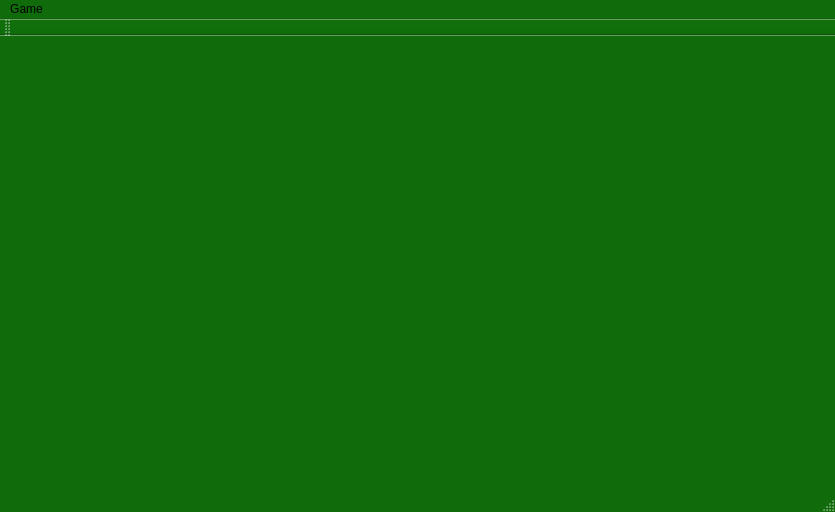
Before: the Qt Designer form gameboard.ui in SandyZhao0806/CardGame, drawn with Qt 5.
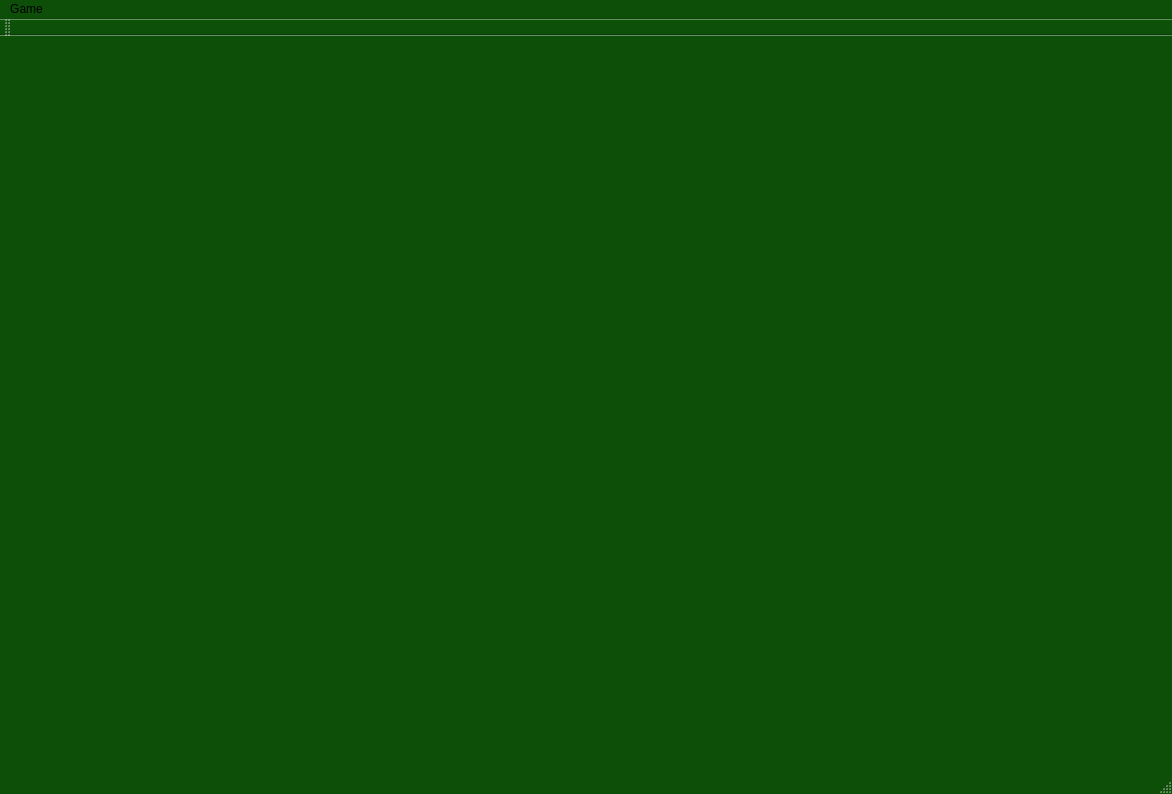
After: the same form once the commit is applied.

The edit to the form file:
```diff
--- a/gameboard.ui
+++ b/gameboard.ui
@@ -6,8 +6,8 @@
    <rect>
     <x>0</x>
     <y>0</y>
-    <width>835</width>
-    <height>512</height>
+    <width>1172</width>
+    <height>794</height>
    </rect>
   </property>
   <property name="palette">
@@ -16,18 +16,18 @@
      <colorrole role="Base">
       <brush brushstyle="SolidPattern">
        <color alpha="255">
-        <red>17</red>
-        <green>123</green>
-        <blue>22</blue>
+        <red>13</red>
+        <green>94</green>
+        <blue>16</blue>
        </color>
       </brush>
      </colorrole>
      <colorrole role="Window">
       <brush brushstyle="SolidPattern">
        <color alpha="255">
-        <red>16</red>
-        <green>108</green>
-        <blue>11</blue>
+        <red>13</red>
+        <green>79</green>
+        <blue>9</blue>
        </color>
       </brush>
      </colorrole>
@@ -36,18 +36,18 @@
      <colorrole role="Base">
       <brush brushstyle="SolidPattern">
        <color alpha="255">
-        <red>17</red>
-        <green>123</green>
-        <blue>22</blue>
+        <red>13</red>
+        <green>94</green>
+        <blue>16</blue>
        </color>
       </brush>
      </colorrole>
      <colorrole role="Window">
       <brush brushstyle="SolidPattern">
        <color alpha="255">
-        <red>16</red>
-        <green>108</green>
-        <blue>11</blue>
+        <red>13</red>
+        <green>79</green>
+        <blue>9</blue>
        </color>
       </brush>
      </colorrole>
@@ -56,18 +56,18 @@
      <colorrole role="Base">
       <brush brushstyle="SolidPattern">
        <color alpha="255">
-        <red>16</red>
-        <green>108</green>
-        <blue>11</blue>
+        <red>13</red>
+        <green>79</green>
+        <blue>9</blue>
        </color>
       </brush>
      </colorrole>
      <colorrole role="Window">
       <brush brushstyle="SolidPattern">
        <color alpha="255">
-        <red>16</red>
-        <green>108</green>
-        <blue>11</blue>
+        <red>13</red>
+        <green>79</green>
+        <blue>9</blue>
        </color>
       </brush>
      </colorrole>
@@ -83,7 +83,7 @@
     <rect>
      <x>0</x>
      <y>0</y>
-     <width>835</width>
+     <width>1172</width>
      <height>22</height>
     </rect>
    </property>
```
Left out of the diff: 14 changed lines with no effect on the pictures.
